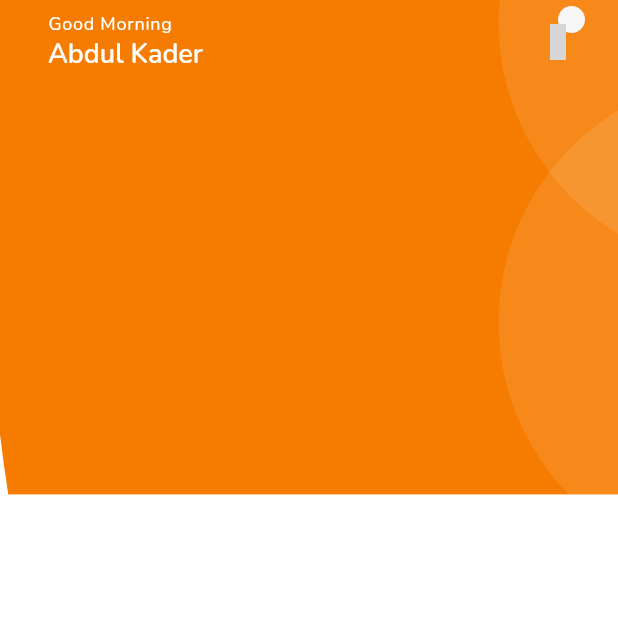
After one commit to abKder/E-commerce-app, a Flutter app: the HomeScreen screen opened directly, on a phone screen of 412 x 824 dp, the top half of it. The commit adds this screen. Run offline on Flutter 3.47's test engine with Material 3 defaults, Android fonts, the phone set to English and light mode, and no system bars; our stand-ins replace get, iconsax, lottie, smooth_page_indicator; grey boxes are pictures that could not be loaded.

Commit message:
add home section

```diff
--- /dev/null
+++ b/lib/common/widgets/appbar/appbar.dart
@@ -0,0 +1,46 @@
+import 'package:flutter/material.dart';
+import 'package:get/get.dart';
+import 'package:iconsax/iconsax.dart';
+
+import '../../../utils/constants/colors.dart';
+import '../../../utils/constants/sizes.dart';
+import '../../../utils/helpers/device_helpers.dart';
+import '../../../utils/helpers/helperFunction.dart';
+
+class AAppBar extends StatelessWidget implements PreferredSizeWidget {
+  const AAppBar(
+      {super.key,
+        this.title,
+        this.showBackArrow = false,
+        this.leadingIcon,
+        this.actions,
+        this.leadingOnPressed});
+
+  final Widget? title;
+  final bool showBackArrow;
+  final IconData? leadingIcon;
+  final List<Widget>? actions;
+  final VoidCallback? leadingOnPressed;
+
+  @override
+  Widget build(BuildContext context) {
+    bool dark = AHelperFunctions.inDarkMode(context);
+    return Padding(
+      padding: EdgeInsets.symmetric(horizontal: ASizes.md),
+      child: AppBar(
+        automaticallyImplyLeading: false,
+        leading: showBackArrow
+            ? IconButton(
+            onPressed: () => Get.back, icon: Icon(Iconsax.arrow_left, color: dark ? Colors.white : AColors.dark,))
+            : leadingIcon != null
+            ? IconButton(onPressed: leadingOnPressed, icon: Icon(leadingIcon))
+            : null,
+        title: title,
+        actions: actions,
+      ),
+    );
+  }
+
+  @override
+  Size get preferredSize => Size.fromHeight(ADeviceHelper.getAppBarHeight());
+}
--- /dev/null
+++ b/lib/common/widgets/button/custom_shapes/circular_container.dart
@@ -0,0 +1,21 @@
+import 'package:flutter/cupertino.dart';
+import '../../../../utils/constants/colors.dart';
+import '../../../../utils/helpers/device_helpers.dart';
+
+class ACircularContainer extends StatelessWidget {
+  const ACircularContainer({
+    super.key,
+  });
+
+  @override
+  Widget build(BuildContext context) {
+    return Container(
+      height: ADeviceHelper.getScreenHeight(context) * 0.4,
+      width: ADeviceHelper.getScreenHeight(context) * 0.4,
+      decoration: BoxDecoration(
+        borderRadius: BorderRadius.circular(500),
+        color: AColors.white.withValues(alpha: 0.1),
+      ),
+    );
+  }
+}
--- /dev/null
+++ b/lib/common/widgets/button/custom_shapes/clipper/custom_rounded_clipper.dart
@@ -0,0 +1,38 @@
+import 'package:flutter/cupertino.dart';
+
+class ACustomRoundedEdges extends CustomClipper<Path> {
+  @override
+  Path getClip(Size size) {
+    Path path = Path();
+
+    path.lineTo(0, size.height - 40);
+
+    Offset firstPositionCurve1 = Offset(40, size.height);
+    Offset secondPositionCurve1 = Offset(size.width / 2, size.height);
+
+    path.relativeQuadraticBezierTo(
+      firstPositionCurve1.dx,
+      firstPositionCurve1.dy,
+      secondPositionCurve1.dx,
+      secondPositionCurve1.dy,
+    );
+
+    Offset firstPositionCurve2 = Offset(size.width - 40, size.height);
+    Offset secondPositionCurve2 = Offset(size.width, size.height - 40);
+
+    path.relativeQuadraticBezierTo(
+      firstPositionCurve2.dx,
+      firstPositionCurve2.dy,
+      secondPositionCurve2.dx,
+      secondPositionCurve2.dy,
+    );
+
+    path.lineTo(size.width, 0);
+    path.close();   // optional but recommended
+
+    return path;
+  }
+
+  @override
+  bool shouldReclip(covariant CustomClipper<Path> oldClipper) => true;
+}
--- /dev/null
+++ b/lib/common/widgets/button/custom_shapes/clipper/rounded_edges_container.dart
@@ -0,0 +1,16 @@
+import 'package:flutter/cupertino.dart';
+
+import 'custom_rounded_clipper.dart';
+
+class ARoundedEdges extends StatelessWidget {
+  const ARoundedEdges({super.key, required this.child});
+  final Widget child;
+
+  @override
+  Widget build(BuildContext context) {
+    return ClipPath(
+      clipper: ACustomRoundedEdges(),
+      child: child,
+    );
+  }
+}
--- /dev/null
+++ b/lib/common/widgets/products/cart/cart_counter_icon.dart
@@ -0,0 +1,49 @@
+import 'package:e_commerce/utils/helpers/helperFunction.dart';
+import 'package:flutter/material.dart';
+import 'package:iconsax/iconsax.dart';
+
+import '../../../../utils/constants/colors.dart';
+
+class ACartCounterIcon extends StatelessWidget {
+  const ACartCounterIcon({
+    super.key,
+    required this.dark,
+  });
+
+  final bool dark;
+
+  @override
+  Widget build(BuildContext context) {
+    bool dark = AHelperFunctions.inDarkMode(context);
+    return Stack(
+      children: [
+        // bag icon
+        IconButton(
+            onPressed: () {},
+            icon: Icon(Iconsax.shopping_bag),
+            color: dark ? AColors.dark : AColors.light),
+        // counter text
+        Positioned(
+            right: 6.0,
+            child: Container(
+              height: 18,
+              width: 18,
+              decoration: BoxDecoration(
+                color: dark ?  AColors.dark : AColors.light,
+                shape: BoxShape.circle,
+              ),
+              child: Center(
+                child: Text("10",
+                    style: Theme.of(context)
+                        .textTheme
+                        .labelLarge!
+                        .apply(
+                        fontSizeFactor: 0.8,
+                        color:
+                        dark ? AColors.dark : AColors.light)),
+              ),
+            ))
+      ],
+    );
+  }
+}
--- /dev/null
+++ b/lib/features/shop/screens/home/home.dart
@@ -0,0 +1,21 @@
+import 'package:e_commerce/features/shop/screens/home/widgets/home_appbar.dart';
+import 'package:e_commerce/features/shop/screens/home/widgets/primary_header_container.dart';
+import 'package:flutter/material.dart';
+
+import '../../../../utils/helpers/helperFunction.dart';
+
+class HomeScreen extends StatelessWidget {
+  const HomeScreen({super.key});
+
+  @override
+  Widget build(BuildContext context) {
+    bool dark = AHelperFunctions.inDarkMode(context);
+    return Scaffold(
+        body: APrimaryHeaderContainer(
+            child: Column(
+      children: [
+        AHomeAppBar(dark: dark),
+      ],
+    )));
+  }
+}
--- /dev/null
+++ b/lib/features/shop/screens/home/widgets/home_appbar.dart
@@ -0,0 +1,45 @@
+import 'package:flutter/material.dart';
+import '../../../../../common/widgets/appbar/appbar.dart';
+import '../../../../../common/widgets/products/cart/cart_counter_icon.dart';
+import '../../../../../utils/constants/colors.dart';
+import '../../../../../utils/constants/texts.dart';
+
+class AHomeAppBar extends StatelessWidget {
+  const AHomeAppBar({
+    super.key,
+    required this.dark,
+  });
+
+  final bool dark;
+
+  @override
+  Widget build(BuildContext context) {
+    return AAppBar(
+
+      // title and subtitle
+      title: Column(
+        crossAxisAlignment: CrossAxisAlignment.start,
+        children: [
+          //appbar title
+          Text(ATexts.homeAppBarTitle,
+              style: Theme.of(context)
+                  .textTheme
+                  .labelMedium!
+                  .apply(color: AColors.white)),
+
+          //appbar sub title
+          Text(ATexts.homeAppBarSubTitle,
+              style: Theme.of(context)
+                  .textTheme
+                  .headlineSmall!
+                  .apply(color: AColors.white)),
+        ],
+      ),
+
+      // bag icon
+      actions: [
+        ACartCounterIcon(dark: dark)
+      ],
+    );
+  }
+}
--- /dev/null
+++ b/lib/features/shop/screens/home/widgets/primary_header_container.dart
@@ -0,0 +1,50 @@
+import 'package:flutter/cupertino.dart';
+import '../../../../../common/widgets/button/custom_shapes/circular_container.dart';
+import '../../../../../common/widgets/button/custom_shapes/clipper/rounded_edges_container.dart';
+import '../../../../../utils/constants/colors.dart';
+import '../../../../../utils/helpers/device_helpers.dart';
+
+class APrimaryHeaderContainer extends StatelessWidget {
+  const APrimaryHeaderContainer({
+    super.key, required this.child,
+  });
+
+  final Widget child;
+  @override
+  Widget build(BuildContext context) {
+    return ARoundedEdgesContainer(child: child);
+  }
+}
+
+class ARoundedEdgesContainer extends StatelessWidget {
+  const ARoundedEdgesContainer({
+    super.key,
+    required this.child,
+  });
+
+  final Widget child;
+
+  @override
+  Widget build(BuildContext context) {
+    return ARoundedEdges(
+     child: Container(
+          height: ADeviceHelper.getScreenHeight(context) * 0.4,
+          color: AColors.primary,
+          child: Stack(
+            children: [
+              Positioned(
+                  top: -150,
+                  right: -250,
+                  child: ACircularContainer()),
+
+              Positioned(
+                  top: 50,
+                  right: -250,
+                  child: ACircularContainer()),
+              child
+            ],
+          ),
+        ),
+    );
+  }
+}
--- a/lib/navigation_menu.dart
+++ b/lib/navigation_menu.dart
@@ -3,16 +3,15 @@ import 'package:e_commerce/utils/helpers/helperFunction.dart';
 import 'package:flutter/material.dart';
 import 'package:get/get.dart';
 import 'package:iconsax/iconsax.dart';
+import 'features/shop/screens/home/home.dart';
 
 class NavigationMenu extends StatelessWidget {
   const NavigationMenu({super.key});
 
-
-
   @override
   Widget build(BuildContext context) {
-    final controller = Get.put(NavigationController());
-    bool  dark = AHelperFunctions.inDarkMode(context);
+    final controller = Get.put(NavigationController(), permanent: true);
+    bool dark = AHelperFunctions.inDarkMode(context);
     return Scaffold(
 
       body: Obx(() => controller.screens[controller.selectedIndex.value]),
@@ -22,7 +21,9 @@ class NavigationMenu extends StatelessWidget {
         () => NavigationBar(
             elevation: 0,
             backgroundColor: dark ? AColors.dark : AColors.light,
-            indicatorColor: dark ? AColors.light.withValues(alpha: 0.1) : AColors.dark.withValues(alpha: 0.1),
+            indicatorColor: dark
+                ? AColors.light.withValues(alpha: 0.1)
+                : AColors.dark.withValues(alpha: 0.1),
             selectedIndex: controller.selectedIndex.value,
             onDestinationSelected: (index) {
               controller.selectedIndex.value = index;
@@ -42,5 +43,5 @@ class NavigationMenu extends StatelessWidget {
 class NavigationController extends GetxController {
   RxInt selectedIndex = 0.obs;
 
-  List<Widget> screens = [];
+ List<Widget> screens = [HomeScreen(), Container(), Container(), Container()];
 }
--- a/lib/utils/constants/colors.dart
+++ b/lib/utils/constants/colors.dart
@@ -6,7 +6,7 @@ class AColors{
 
 
   // Primary Color
-  static const Color primary = Color(0xFF0857A0);
+  static const Color primary = Color(0xFFF57C00);
 
   // Text colors
   static const Color textPrimary = Color(0xFF333333);
--- a/lib/utils/constants/texts.dart
+++ b/lib/utils/constants/texts.dart
@@ -55,7 +55,7 @@ class ATexts{
   static const String accountCreatedTitle = 'Your account successfully created';
   static const String accountCreatedSubTitle = 'Congratulations! Your account has been successfully created. You can now explore all the amazing features, start personalizing your experience, and enjoy seamless access to our services. Let’s get started!';
   static const String homeAppBarTitle = 'Good Morning';
-  static const String homeAppBarSubTitle = 'Unknown Pro';
+  static const String homeAppBarSubTitle = 'Abdul Kader';
   static const String searchBarTitle = 'Search in Store';
   static const String popularCategories = 'Popular Categories';
 
```
Also changed, not shown: lib/features/authentication/screens/login/widgets/login_form.dart (+4 -8 lines).
